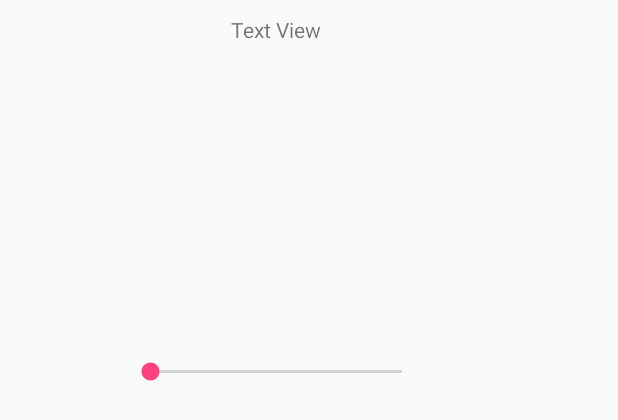
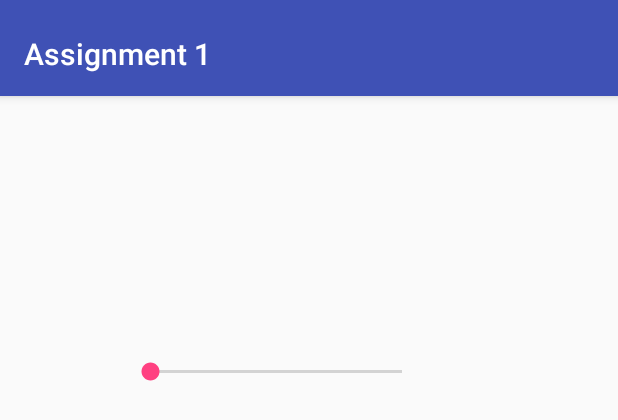
Before and after one commit to Navjot-Nagi/Assignment1-PROG3210, an Android app: the layout activity_main.xml on its own in the app's theme, with its tools: preview values and no code run, on a phone screen of 412 x 824 dp. Shown: the top 420 px of the screen. Run offline under Robolectric (Android 15) with nearby library versions, the phone set to English and light mode, and no system bars.

Commit message:
Weather and Location Tables
working on Weather and Location tables

```diff
--- a/Assignment1/app/build.gradle
+++ b/Assignment1/app/build.gradle
@@ -21,6 +21,7 @@ android {
 
 dependencies {
     compile fileTree(dir: 'libs', include: ['*.jar'])
+    compile 'com.android.support:design:26.1.0'
     androidTestCompile('com.android.support.test.espresso:espresso-core:2.2.2', {
         exclude group: 'com.android.support', module: 'support-annotations'
     })
--- a/Assignment1/app/src/main/AndroidManifest.xml
+++ b/Assignment1/app/src/main/AndroidManifest.xml
@@ -17,6 +17,10 @@
             </intent-filter>
         </activity>
         <activity android:name=".RegistrationActivity" />
-        <activity android:name=".MainActivity"></activity>
+        <activity
+            android:name=".MainActivity"
+            android:theme="@style/AppTheme.NoActionBar" />
+        <activity android:name=".SettingsActivity"></activity>
     </application>
+
 </manifest>
--- a/Assignment1/app/src/main/java/ca/on/conestogac/navjot/assignment1/LogInActivity.java
+++ b/Assignment1/app/src/main/java/ca/on/conestogac/navjot/assignment1/LogInActivity.java
@@ -62,6 +62,9 @@ public class LogInActivity extends AppCompatActivity implements OnClickListener
             Intent mainPage = new Intent(this, MainActivity.class);
             startActivity(mainPage);
             successLogin.show();
+            userName.setText("");
+            password.setText("");
+
         }
         else if(passwordString.equals("login")==false ){
             errMsgPassword.show();
--- a/Assignment1/app/src/main/java/ca/on/conestogac/navjot/assignment1/RegistrationActivity.java
+++ b/Assignment1/app/src/main/java/ca/on/conestogac/navjot/assignment1/RegistrationActivity.java
@@ -29,8 +29,6 @@ public class RegistrationActivity extends AppCompatActivity implements OnClickLi
     private EditText confirmPassword;
     private User user;
     private AppDatabase database;
-
-
 
     @Override
     protected void onCreate(Bundle savedInstanceState) {
--- a/Assignment1/app/src/main/java/data/Location.java
+++ b/Assignment1/app/src/main/java/data/Location.java
@@ -26,8 +26,7 @@ public class Location {
     public double longiude;
     public String userName;
 
-    public Location(int locationId, String name, String address, double latitude, double longiude, String userName){
-        this.locationId = locationId;
+    public Location(String name, String address, double latitude, double longiude, String userName){
         this.name = name;
         this.address = address;
         this.latitude = latitude;
--- a/Assignment1/app/src/main/java/data/LocationDao.java
+++ b/Assignment1/app/src/main/java/data/LocationDao.java
@@ -12,4 +12,9 @@ import java.util.List;
  */
 @Dao
 public interface LocationDao {
+    @Insert(onConflict = OnConflictStrategy.ROLLBACK)
+    void addLocation(Location location);
+
+    @Query("select * from location")
+    public List<Location> getLocation();
 }
--- a/Assignment1/app/src/main/java/data/WeatherDao.java
+++ b/Assignment1/app/src/main/java/data/WeatherDao.java
@@ -9,5 +9,11 @@ import android.arch.persistence.room.Update;
  * Created by navjot on 2017-11-24.
  */
 import java.util.List;
+@Dao
 public interface WeatherDao {
+    @Insert(onConflict = OnConflictStrategy.ROLLBACK)
+    void addWeather(Weather weather);
+
+    @Query("select * from weather")
+    public List<Weather> getWeather();
 }
--- a/Assignment1/app/src/main/res/layout-land/activity_main.xml
+++ b/Assignment1/app/src/main/res/layout-land/activity_main.xml
@@ -5,6 +5,26 @@
     android:layout_width="match_parent"
     android:layout_height="match_parent"
     tools:context="ca.on.conestogac.navjot.assignment1.MainActivity">
+    <android.support.design.widget.AppBarLayout
+        android:id="@+id/appbar"
+        android:layout_width="match_parent"
+        android:layout_height="wrap_content"
+        android:paddingTop="@dimen/appbar_padding_top"
+        android:theme="@style/AppTheme.AppBarOverlay">
+
+        <android.support.v7.widget.Toolbar
+            android:id="@+id/toolbar"
+            android:layout_width="match_parent"
+            android:layout_height="?attr/actionBarSize"
+            android:layout_weight="1"
+            android:background="?attr/colorPrimary"
+            app:layout_scrollFlags="scroll|enterAlways"
+            app:popupTheme="@style/AppTheme.PopupOverlay"
+            app:title="@string/app_name">
+
+        </android.support.v7.widget.Toolbar>
+
+    </android.support.design.widget.AppBarLayout>
     <RelativeLayout
         xmlns:android="http://schemas.android.com/apk/res/android"
         xmlns:tools="http://schemas.android.com/tools"
--- a/Assignment1/app/src/main/res/layout/activity_main.xml
+++ b/Assignment1/app/src/main/res/layout/activity_main.xml
@@ -5,6 +5,26 @@
     android:layout_width="match_parent"
     android:layout_height="match_parent"
     tools:context="ca.on.conestogac.navjot.assignment1.MainActivity">
+    <android.support.design.widget.AppBarLayout
+        android:id="@+id/appbar"
+        android:layout_width="match_parent"
+        android:layout_height="wrap_content"
+        android:paddingTop="@dimen/appbar_padding_top"
+        android:theme="@style/AppTheme.AppBarOverlay">
+
+        <android.support.v7.widget.Toolbar
+            android:id="@+id/toolbar"
+            android:layout_width="match_parent"
+            android:layout_height="?attr/actionBarSize"
+            android:layout_weight="1"
+            android:background="?attr/colorPrimary"
+            app:layout_scrollFlags="scroll|enterAlways"
+            app:popupTheme="@style/AppTheme.PopupOverlay"
+            app:title="@string/app_name">
+
+        </android.support.v7.widget.Toolbar>
+
+    </android.support.design.widget.AppBarLayout>
     <RelativeLayout
         xmlns:android="http://schemas.android.com/apk/res/android"
         xmlns:tools="http://schemas.android.com/tools"
--- /dev/null
+++ b/Assignment1/app/src/main/res/values-w820dp/dimens.xml
@@ -0,0 +1,6 @@
+<resources>
+    <!-- Example customization of dimensions originally defined in res/values/dimens.xml
+         (such as screen margins) for screens with more than 820dp of available width. This
+         would include 7" and 10" devices in landscape (~960dp and ~1280dp respectively). -->
+    <dimen name="activity_horizontal_margin">64dp</dimen>
+</resources>
--- a/Assignment1/app/src/main/res/values/strings.xml
+++ b/Assignment1/app/src/main/res/values/strings.xml
@@ -16,4 +16,8 @@
     <string name="rd_male">Male</string>
     <string name="rd_female">Female</string>
     <string name="seek_bar_text">Text View</string>
+    <string name="title_activity_main2">Main2Activity</string>
+    <string name="action_settings">Settings</string>
+    <string name="section_format">Hello World from section: %1$d</string>
+    <string name="logOut">Log Out</string>
 </resources>
--- a/Assignment1/app/src/main/res/values/styles.xml
+++ b/Assignment1/app/src/main/res/values/styles.xml
@@ -8,4 +8,13 @@
         <item name="colorAccent">@color/colorAccent</item>
     </style>
 
+    <style name="AppTheme.NoActionBar">
+        <item name="windowActionBar">false</item>
+        <item name="windowNoTitle">true</item>
+    </style>
+
+    <style name="AppTheme.AppBarOverlay" parent="ThemeOverlay.AppCompat.Dark.ActionBar" />
+
+    <style name="AppTheme.PopupOverlay" parent="ThemeOverlay.AppCompat.Light" />
+
 </resources>
--- a/Assignment1/build.gradle
+++ b/Assignment1/build.gradle
@@ -5,7 +5,7 @@ buildscript {
         jcenter()
     }
     dependencies {
-        classpath 'com.android.tools.build:gradle:2.3.3'
+        classpath 'com.android.tools.build:gradle:3.0.1'
 
         // NOTE: Do not place your application dependencies here; they belong
         // in the individual module build.gradle files
```
Also changed, not shown: Assignment1/app/src/main/java/ca/on/conestogac/navjot/assignment1/MainActivity.java (+28 -0 lines), Assignment1/app/src/main/java/ca/on/conestogac/navjot/assignment1/SettingsActivity.java (added, +20 -0 lines), Assignment1/app/src/main/java/data/AppDatabase.java (+23 -4 lines), Assignment1/app/src/main/java/data/Weather.java (+14 -4 lines), Assignment1/app/src/main/res/layout/activity_settings.xml (added, +19 -0 lines), Assignment1/app/src/main/res/menu/menu_main.xml (added, +10 -0 lines), Assignment1/app/src/main/res/values/dimens.xml (added, +7 -0 lines), Assignment1/gradle/wrapper/gradle-wrapper.properties.
